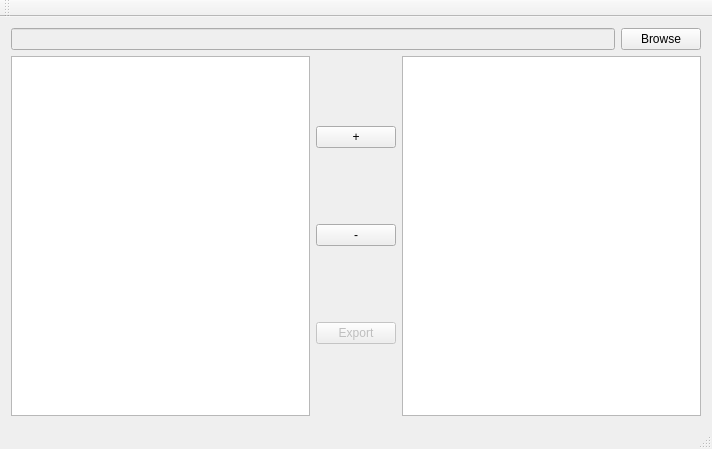
First picture: the form in TrialsEditorTool/trialseditortool.ui, repository Vitist/trials-editor-tool-2, before the edit.
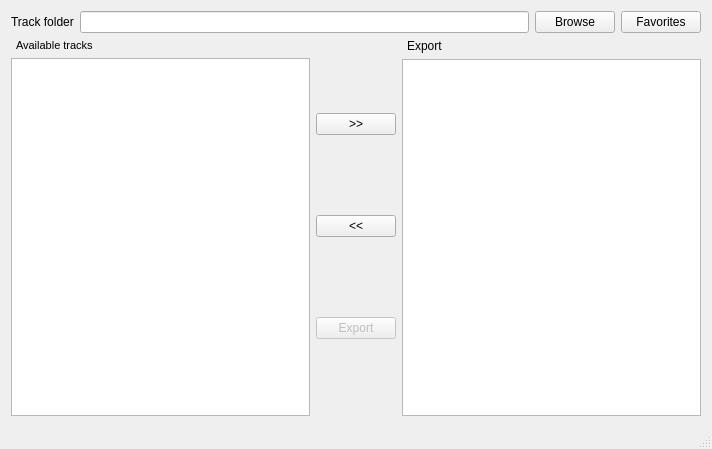
Second picture: the form after the edit.

Commit message: Add track directory browser

What changed in the file:
```diff
--- a/TrialsEditorTool/trialseditortool.ui
+++ b/TrialsEditorTool/trialseditortool.ui
@@ -14,13 +14,24 @@
    <string>TrialsEditorTool</string>
   </property>
   <widget class="QWidget" name="centralWidget">
-   <layout class="QVBoxLayout" name="verticalLayout_2">
+   <layout class="QVBoxLayout" name="verticalLayout_7">
+    <item>
+     <layout class="QVBoxLayout" name="verticalLayout_6">
+      <item>
+       <layout class="QVBoxLayout" name="verticalLayout_3">
     <item>
      <layout class="QHBoxLayout" name="horizontalLayout">
       <item>
-       <widget class="QLineEdit" name="selectFolderLineEdit">
+           <widget class="QLabel" name="dirLabel">
+            <property name="text">
+             <string>Track folder</string>
+            </property>
+           </widget>
+          </item>
+          <item>
+           <widget class="QLineEdit" name="selectDirLineEdit">
         <property name="enabled">
-         <bool>false</bool>
+             <bool>true</bool>
         </property>
        </widget>
       </item>
@@ -31,30 +42,64 @@
         </property>
        </widget>
       </item>
+          <item>
+           <widget class="QPushButton" name="favoritesButton">
+            <property name="text">
+             <string>Favorites</string>
+            </property>
+           </widget>
+          </item>
+         </layout>
+        </item>
      </layout>
     </item>
     <item>
      <layout class="QHBoxLayout" name="horizontalLayout_2">
       <item>
+         <layout class="QVBoxLayout" name="verticalLayout_2">
+          <item>
+           <widget class="QLabel" name="availableLabel">
+            <property name="font">
+             <font>
+              <pointsize>8</pointsize>
+             </font>
+            </property>
+            <property name="frameShape">
+             <enum>QFrame::NoFrame</enum>
+            </property>
+            <property name="text">
+             <string>Available tracks</string>
+            </property>
+            <property name="margin">
+             <number>0</number>
+            </property>
+            <property name="indent">
+             <number>5</number>
+            </property>
+           </widget>
+          </item>
+          <item>
        <widget class="QListWidget" name="availableTracksList">
         <property name="sortingEnabled">
          <bool>true</bool>
         </property>
        </widget>
       </item>
+         </layout>
+        </item>
       <item>
-       <layout class="QVBoxLayout" name="verticalLayout">
+         <layout class="QVBoxLayout" name="verticalLayout_5">
         <item>
          <widget class="QPushButton" name="addTrackButton">
           <property name="text">
-           <string>+</string>
+             <string>&gt;&gt;</string>
           </property>
          </widget>
         </item>
         <item>
          <widget class="QPushButton" name="removeTrackButton">
           <property name="text">
-           <string>-</string>
+             <string>&lt;&lt;</string>
           </property>
          </widget>
         </item>
@@ -71,6 +116,18 @@
        </layout>
       </item>
       <item>
+         <layout class="QVBoxLayout" name="verticalLayout">
+          <item>
+           <widget class="QLabel" name="exportLabel">
+            <property name="text">
+             <string>Export</string>
+            </property>
+            <property name="indent">
+             <number>5</number>
+            </property>
+           </widget>
+          </item>
+          <item>
        <widget class="QListWidget" name="exportTracksList">
         <property name="sortingEnabled">
          <bool>true</bool>
@@ -80,6 +137,10 @@
      </layout>
     </item>
    </layout>
+      </item>
+     </layout>
+    </item>
+   </layout>
   </widget>
   <widget class="QMenuBar" name="menuBar">
    <property name="geometry">
@@ -91,14 +152,6 @@
     </rect>
    </property>
   </widget>
-  <widget class="QToolBar" name="mainToolBar">
-   <attribute name="toolBarArea">
-    <enum>TopToolBarArea</enum>
-   </attribute>
-   <attribute name="toolBarBreak">
-    <bool>false</bool>
-   </attribute>
-  </widget>
   <widget class="QStatusBar" name="statusBar"/>
  </widget>
  <layoutdefault spacing="6" margin="11"/>
```
Lines whose indentation alone changed are shown as unchanged. The commit also changes 2 other files.
